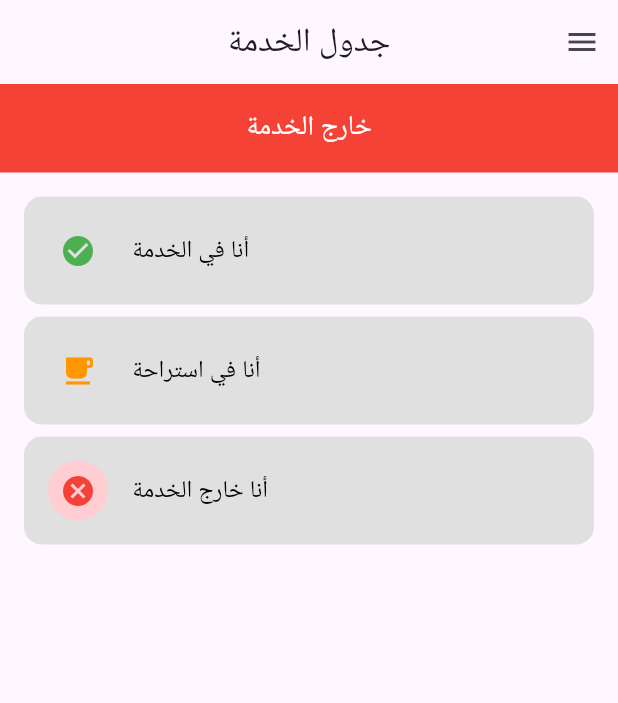
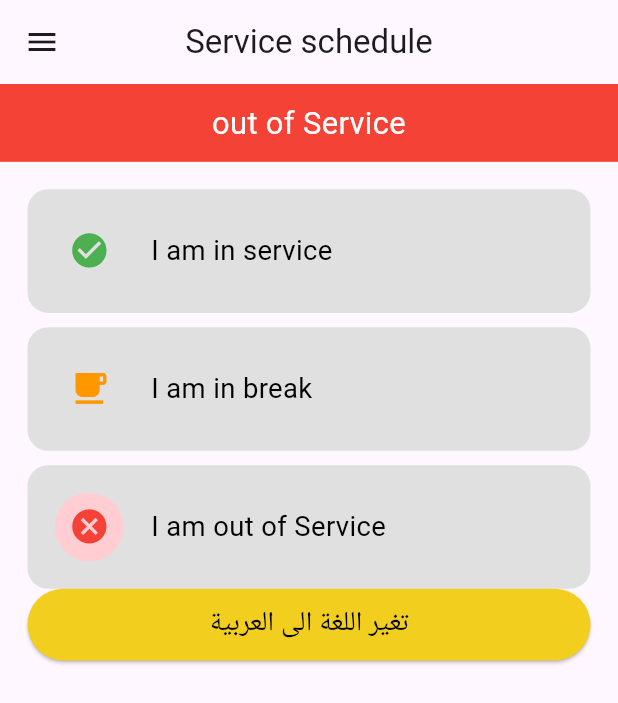
Before and after one commit to hadeelkibreet/logistics, a Flutter app: the screen it shows after launch, on a phone screen of 412 x 824 dp. Shown: the top 703 px of the screen. Run offline on Flutter 3.47's test engine with Material 3 defaults, Android fonts, the phone set to English and light mode, and no system bars; our stand-ins replace flutter_riverpod, flutter_screenutil; generated files the repository leaves out were written again.

```diff
--- a/lib/constants/images.dart
+++ b/lib/constants/images.dart
@@ -1,3 +1,5 @@
 class ImageAssets {
   static const logo = 'assets/images/logo.jpg';
+  static const usa = 'assets/images/Flag_usa.png';
+  static const ksa = 'assets/images/flag_ksa.png';
 }
--- a/lib/home/driver_status/driverStatusScreen.dart
+++ b/lib/home/driver_status/driverStatusScreen.dart
@@ -1,4 +1,8 @@
 import 'package:flutter/material.dart';
+import 'package:flutter_screenutil/flutter_screenutil.dart';
+import 'package:logistics/constants/colors.dart';
+import 'package:logistics/home/driver_status/widget/driver_drawar.dart';
+import 'package:logistics/i18n/strings.g.dart';
 
 class DriverStatusScreen extends StatefulWidget {
   @override
@@ -12,40 +16,36 @@ class _DriverStatusScreenState extends State<DriverStatusScreen> {
   Color borderColor1 = Colors.grey[300]!;
   Color borderColor2 = Colors.grey[300]!;
   Color borderColor3 = Colors.grey[300]!;
-
   @override
   Widget build(BuildContext context) {
+    final t = Translations.of(context);
+    final AppLocale activeLocale = LocaleSettings.currentLocale;
     return Scaffold(
+      drawer: DriverDrawar(),
       appBar: AppBar(
-        title: Text('جدول الخدمة'),
+        title: Text(t.ServiceSchedule),
         centerTitle: true,
-        actions: [
-          IconButton(
-            icon: Icon(Icons.menu),
-            onPressed: () {},
-          ),
-        ],
       ),
       body: Column(
         children: [
           Container(
             width: double.infinity,
             color: Colors.red,
-            padding: EdgeInsets.all(16.0),
+            padding: EdgeInsets.all(10.0.sp),
             child: Text(
-              'خارج الخدمة',
+              t.OutOfService,
               textAlign: TextAlign.center,
-              style: TextStyle(color: Colors.white, fontSize: 18),
+              style: TextStyle(color: Colors.white, fontSize: 18.sp),
             ),
           ),
           Expanded(
             child: ListView(
-              padding: EdgeInsets.all(16.0),
+              padding: EdgeInsets.all(16.0.sp),
               children: [
                 buildStatusOption(
                   icon: Icons.check_circle,
                   iconColor: Colors.green,
-                  text: 'أنا في الخدمة',
+                  text: t.IAmInService,
                   borderColor: borderColor1,
                   iconBgColor: Colors.grey[300]!,
                   NumberOfser: 1,
@@ -63,11 +63,11 @@ class _DriverStatusScreenState extends State<DriverStatusScreen> {
                     });
                   },
                 ),
-                SizedBox(height: 8),
+                SizedBox(height: 8.h),
                 buildStatusOption(
                   icon: Icons.free_breakfast,
                   iconColor: Colors.orange,
-                  text: 'أنا في استراحة',
+                  text: t.IAmInBreak,
                   borderColor: borderColor2,
                   iconBgColor: Colors.grey[300]!,
                   NumberOfser: 2,
@@ -85,11 +85,11 @@ class _DriverStatusScreenState extends State<DriverStatusScreen> {
                     });
                   },
                 ),
-                SizedBox(height: 8),
+                SizedBox(height: 8.h),
                 buildStatusOption(
                   icon: Icons.cancel,
                   iconColor: Colors.red,
-                  text: 'أنا خارج الخدمة',
+                  text: t.IAmOutOfService,
                   borderColor: Colors.grey[300]!,
                   iconBgColor: Colors.red[100]!,
                   textColor: Colors.black,
@@ -108,6 +108,27 @@ class _DriverStatusScreenState extends State<DriverStatusScreen> {
                       borderColor3 = Colors.red;
                     });
                   },
+                ),
+                Container(
+                  width: 10.w,
+                  height: 40.h,
+                  child: ElevatedButton(
+                      onPressed: () async {
+                        activeLocale == AppLocale.en
+                            ? LocaleSettings.setLocale(AppLocale.ar)
+                            : LocaleSettings.setLocale(AppLocale.en);
+                      },
+                      style: ButtonStyle(
+                        backgroundColor:
+                            MaterialStateProperty.all<Color>(ColorsApp.yellow),
+                      ),
+                      child: Text(
+                        '${t.changeToEnglish}',
+                        style: TextStyle(
+                          color: ColorsApp.black,
+                          fontSize: 16.sp,
+                        ),
+                      )),
                 ),
               ],
             ),
@@ -130,39 +151,38 @@ class _DriverStatusScreenState extends State<DriverStatusScreen> {
     Color textColor = Colors.black,
     required VoidCallback onPressed,
   }) {
-    Color optionBgColor = borderColor; // تعيين لون الخلفية الافتراضي
+    Color optionBgColor = borderColor;
 
-    // التحقق من الخيار المحدد وتعيين لون الخلفية بناءً على ذلك
     if (NumberOfser == 1 && isServes) {
-      optionBgColor = Colors.green; // لون خلفية الخيار الأول
+      optionBgColor = Colors.green;
     } else if (NumberOfser == 2 && inBrack) {
-      optionBgColor = Colors.orange; // لون خلفية الخيار الثاني
+      optionBgColor = Colors.orange;
     } else if (NumberOfser == 3 && inOut) {
-      optionBgColor = Colors.red; // لون خلفية الخيار الثالث
+      optionBgColor = Colors.red;
     }
 
     return Container(
       decoration: BoxDecoration(
         color: optionBgColor,
-        borderRadius: BorderRadius.circular(12.0),
+        borderRadius: BorderRadius.circular(12.0.sp),
       ),
-      padding: EdgeInsets.all(16.0),
+      padding: EdgeInsets.all(16.0.sp),
       child: GestureDetector(
         onTap: onPressed,
         child: Row(
           children: [
             Container(
-              padding: EdgeInsets.all(8.0),
+              padding: EdgeInsets.all(8.0.sp),
               decoration: BoxDecoration(
                 color: iconBgColor,
                 shape: BoxShape.circle,
               ),
-              child: Icon(icon, color: iconColor, size: 24),
+              child: Icon(icon, color: iconColor, size: 24.sp),
             ),
-            SizedBox(width: 16),
+            SizedBox(width: 16.w),
             Text(
               text,
-              style: TextStyle(color: textColor, fontSize: 16),
+              style: TextStyle(color: textColor, fontSize: 16.sp),
             ),
           ],
         ),
--- a/lib/i18n/strings.i18n.json
+++ b/lib/i18n/strings.i18n.json
@@ -4,6 +4,21 @@
   "EnterAphoneNumber": "Enter a phone number",
   "EnterThePassword": "Enter the password",
   "LogIn": "LogIn",
-  "changeToEnglish":"تغير اللغة الى العربية"
-
+  "changeToEnglish":"تغير اللغة الى العربية",
+  "ServiceSchedule": "Service schedule",
+  "IAmInService": "I am in service",
+  "IAmInBreak" : "I am in break",
+  "IAmOutOfService":"I am out of Service",
+  "InService": "in service",
+  "InBreak" : "in break",
+  "OutOfService":"out of Service",
+  "order": "Orders",
+  "CompletedOrder": "Completed Orders",
+  "update": "Update",
+  "MyProfile": "My profile",
+  "languages": "languages",
+  "Setting": "Setting",
+  "ShareTheApp": "Share Application",
+  "LogOut": "Logout",
+  "ReleaseThisApplication": "Release this application"
 }
```
Also changed, not shown: lib/home/driver_status/widget/driver_drawar.dart (added, +239 -0 lines), lib/home/driver_status/widget/list_tile_drawar.dart (added, +32 -0 lines), lib/home/profile/profile_screen.dart (added, +202 -0 lines), lib/i18n/strings_ar.i18n.json (+17 -1 lines), lib/i18n/strings.g.dart.
